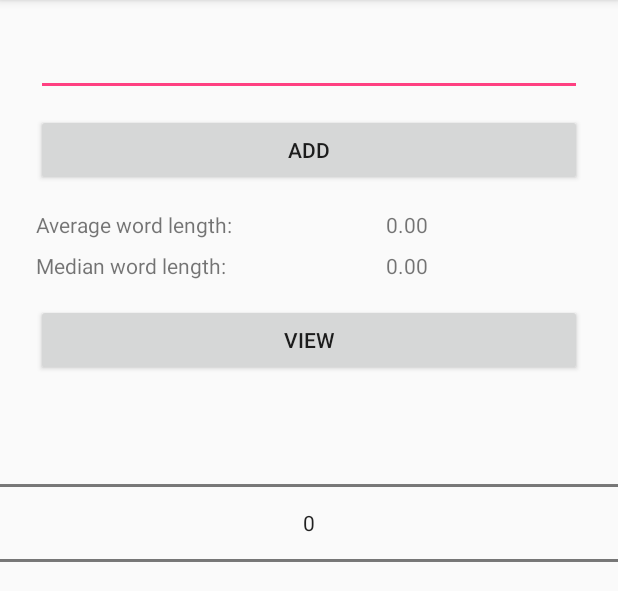
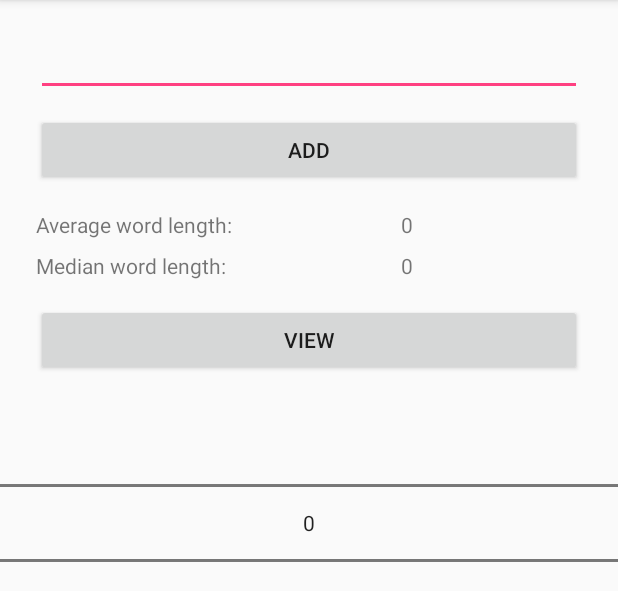
Before and after one commit to tranle13/JAV_LetterCounting, an Android app: the screen it shows after launch (MainActivity), after a tap on "ADD", on a phone screen of 412 x 824 dp, the part 84-675 px from its top. Run offline under Robolectric (Android 15) with nearby library versions, the phone set to English and light mode, and no system bars.

Commit message:
Added some code to check if median and average numbers have numbers beside 0 after decimal points or not

```diff
--- a/LeTran_CE03/app/src/main/java/com/sunny/android/letran_ce03/MainActivity.java
+++ b/LeTran_CE03/app/src/main/java/com/sunny/android/letran_ce03/MainActivity.java
@@ -5,6 +5,8 @@
 
 package com.sunny.android.letran_ce03;
 
+import android.content.DialogInterface;
+import android.support.v7.app.AlertDialog;
 import android.support.v7.app.AppCompatActivity;
 import android.os.Bundle;
 import android.util.Log;
@@ -38,7 +40,23 @@ import java.util.Locale;
     private View.OnClickListener viewTapped = new View.OnClickListener() {
         @Override
         public void onClick(View view) {
+            final NumberPicker picker = (NumberPicker)findViewById(R.id.npk_NumberPicker);
+            final int chosenIndex = picker.getValue();
+            if (chosenIndex > 0 && allWords.size() > 0) {
+                AlertDialog.Builder builder = new AlertDialog.Builder(MainActivity.this);
+                builder.setTitle(R.string.alert_title);
+                builder.setMessage(allWords.get(chosenIndex-1));
+                builder.setPositiveButton(R.string.alert_pos_btn, null);
+                builder.setNegativeButton(R.string.alert_nev_btn, new DialogInterface.OnClickListener() {
+                    @Override
+                    public void onClick(DialogInterface dialog, int which) {
+                        allWords.remove(chosenIndex-1);
+                        updatePicker_Texts(picker);
+                    }
+                });
 
+                builder.show();
+            }
         }
     };
 
@@ -67,8 +85,6 @@ import java.util.Locale;
                 feedback = Toast.makeText(this, R.string.feedback_allwhitespace, Toast.LENGTH_SHORT);
             } else {
                 allWords.add(text);
-                int newTextLength = text.length();
-                wordLength.add(newTextLength);
                 input.setText("");
                 feedback = Toast.makeText(this, R.string.feedback_success, Toast.LENGTH_SHORT);
             }
@@ -86,26 +102,35 @@ import java.util.Locale;
     private void updatePicker_Texts(NumberPicker picker) {
         float average = 0f;
         float median = 0f;
+        String averageFormat;
+        String medianFormat;
+
+        wordLength.clear();
 
         if (allWords.size() > 0) {
             picker.setMinValue(1);
             picker.setMaxValue(allWords.size());
             for (String word: allWords) {
                 average += word.length();
+                wordLength.add(word.length());
             }
+
             Collections.sort(wordLength);
 
             if (wordLength.size() % 2 == 0) {
                 int middleIndex = wordLength.size()/2;
                 median = wordLength.get(middleIndex) + wordLength.get(middleIndex -1);
                 median /= 2;
-                average /= allWords.size();
             } else {
                 if (wordLength.size() > 1) {
                     median = wordLength.get(wordLength.size() / 2 - 1);
                 } else {
                     median = wordLength.get(0);
                 }
+            }
+
+            if (allWords.size() > 1) {
+                average /= allWords.size();
             }
         } else {
             picker.setMinValue(0);
@@ -115,7 +140,21 @@ import java.util.Locale;
         TextView averageText = (TextView)findViewById(R.id.txt_Average);
         TextView medianText = (TextView)findViewById(R.id.txt_Median);
 
-        medianText.setText(String.format(Locale.getDefault(), "%.2f", median));
-        averageText.setText(String.format(Locale.getDefault(), "%.2f", average));
+        // Code added to see if median and average have numbers after decimal points or not
+        if (average % 1 == 0) {
+            average = Math.round(average);
+            averageFormat = "%.0f";
+        } else {
+            averageFormat = "%.2f";
+        }
+
+        if (median % 1 == 0) {
+            median = Math.round(median);
+            medianFormat = "%.0f";
+        } else {
+            medianFormat = "%.2f";
+        }
+        averageText.setText(String.format(Locale.getDefault(), averageFormat, average));
+        medianText.setText(String.format(Locale.getDefault(), medianFormat, median));
     }
 }
--- a/LeTran_CE03/app/src/main/res/values/strings.xml
+++ b/LeTran_CE03/app/src/main/res/values/strings.xml
@@ -10,4 +10,7 @@
     <string name="feedback_allwhitespace">You cannot add only white space!</string>
     <string name="feedback_alreadyexist">You already added this string</string>
     <string name="feedback_success">Word added!</string>
+    <string name="alert_title">Selected string:</string>
+    <string name="alert_pos_btn">Cancel</string>
+    <string name="alert_nev_btn">Remove</string>
 </resources>
```
